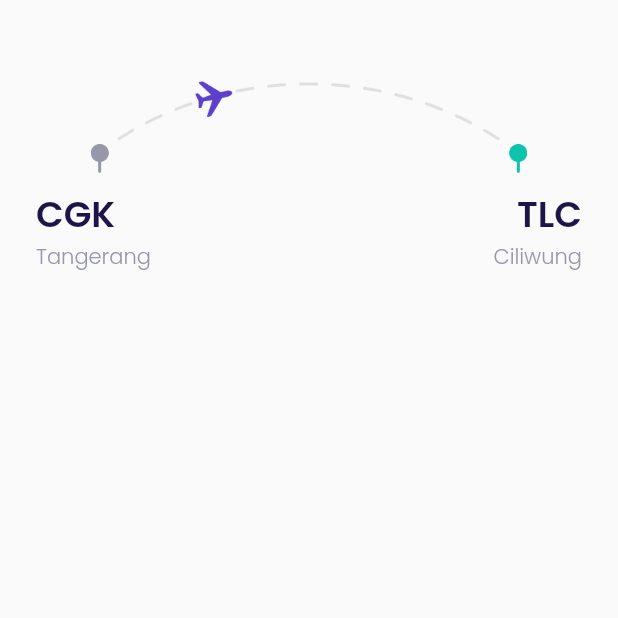
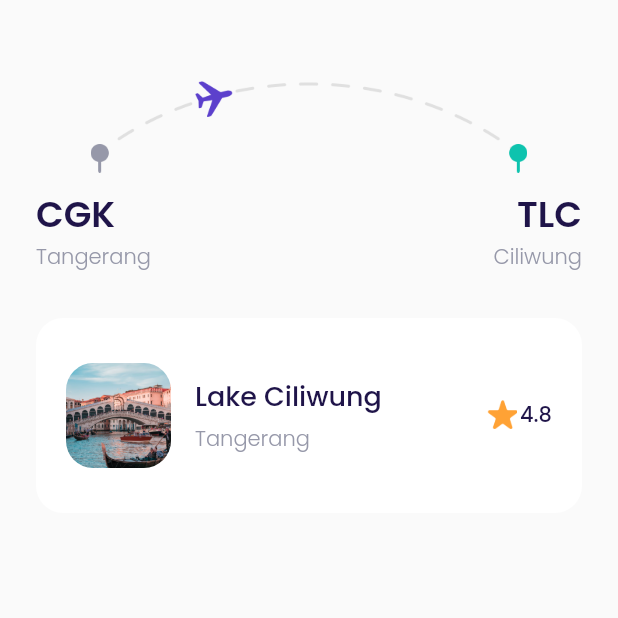
Before and after one commit to irmanyazid/travel-and-airplane-apps, a Flutter app: the CheckoutPage screen opened directly, on a phone screen of 412 x 824 dp, the top half of it. Run offline on Flutter 3.47's test engine with Material 2 defaults, Android fonts, the phone set to English and light mode, and no system bars; our stand-ins replace google_fonts.

Commit message:
checkout_page - destination tile

```diff
--- a/lib/ui/pages/checkout_page.dart
+++ b/lib/ui/pages/checkout_page.dart
@@ -69,6 +69,90 @@ class CheckoutPage extends StatelessWidget {
       );
     }
 
+    Widget bookingDetails() {
+      return Container(
+        margin: EdgeInsets.only(top: 30),
+        padding: EdgeInsets.symmetric(
+          horizontal: 20,
+          vertical: 30,
+        ),
+        decoration: BoxDecoration(
+          borderRadius: BorderRadius.circular(18),
+          color: kWhiteColor,
+        ),
+        child: Column(
+          children: [
+            //NOTE: DESTINATION TILE //
+            Row(
+              children: [
+                Container(
+                  width: 70,
+                  height: 70,
+                  margin: EdgeInsets.only(right: 16),
+                  decoration: BoxDecoration(
+                    borderRadius: BorderRadius.circular(18),
+                    image: DecorationImage(
+                      fit: BoxFit.cover,
+                      image: AssetImage(
+                        'assets/image_destination1.png',
+                      ),
+                    ),
+                  ),
+                ),
+                Expanded(
+                  child: Column(
+                    crossAxisAlignment: CrossAxisAlignment.start,
+                    children: [
+                      Text(
+                        'Lake Ciliwung',
+                        style: blackTextStyle.copyWith(
+                          fontSize: 18,
+                          fontWeight: medium,
+                        ),
+                      ),
+                      SizedBox(
+                        height: 5,
+                      ),
+                      Text(
+                        'Tangerang',
+                        style: greyTextStyle.copyWith(
+                          fontWeight: light,
+                        ),
+                      ),
+                    ],
+                  ),
+                ),
+                Row(
+                  mainAxisAlignment: MainAxisAlignment.center,
+                  crossAxisAlignment: CrossAxisAlignment.start,
+                  children: [
+                    Container(
+                      width: 20,
+                      height: 20,
+                      margin: EdgeInsets.only(right: 2),
+                      decoration: BoxDecoration(
+                        image: DecorationImage(
+                          image: AssetImage(
+                            'assets/icon_star.png',
+                          ),
+                        ),
+                      ),
+                    ),
+                    Text(
+                      '4.8',
+                      style: blackTextStyle.copyWith(
+                        fontWeight: medium,
+                      ),
+                    ),
+                  ],
+                ),
+              ],
+            ),
+          ],
+        ),
+      );
+    }
+
     return Scaffold(
       backgroundColor: kBackgroundColor,
       body: ListView(
@@ -77,6 +161,7 @@ class CheckoutPage extends StatelessWidget {
         ),
         children: [
           route(),
+          bookingDetails(),
         ],
       ),
     );
```
